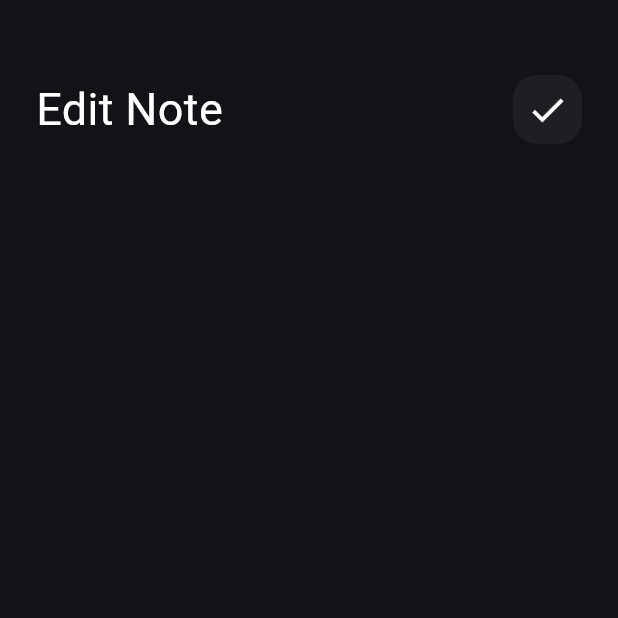
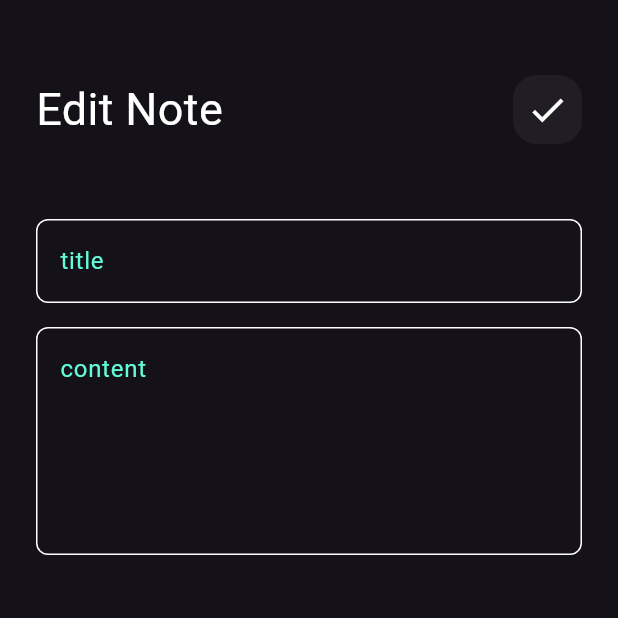
Before and after one commit to MohamedAliShaltoot/My_Notes_App_Flutter, a Flutter app: the EditNoteView screen opened directly, on a phone screen of 412 x 824 dp, the top half of it. Run offline on Flutter 3.47's test engine with Material 3 defaults, Android fonts, the phone set to English and light mode, and no system bars.

Commit message:
edit note view ui done

```diff
--- a/lib/widgets/custom_note_item.dart
+++ b/lib/widgets/custom_note_item.dart
@@ -11,10 +11,6 @@ class NoteItem extends StatelessWidget {
 Navigator.push(context, MaterialPageRoute(builder: (context){
 return const EditNoteView();
 }),);
-
-
-
-
 
       },
       child: Container(
--- a/lib/widgets/edit_note_view_body.dart
+++ b/lib/widgets/edit_note_view_body.dart
@@ -1,20 +1,26 @@
 import 'package:flutter/material.dart';
 import 'package:notes_app/widgets/custom_app_bar.dart';
+import 'package:notes_app/widgets/custom_text_field.dart';
 
 class EditNoteViewBody extends StatelessWidget {
   const EditNoteViewBody({super.key});
 
   @override
   Widget build(BuildContext context) {
-    return const Padding(
-      padding: EdgeInsets.symmetric(horizontal: 24),
+    return  Padding(
+      padding: const EdgeInsets.symmetric(horizontal: 24),
       child: Column(
         children: [
-          SizedBox(height: 50,),
-          CustomAppBar(
+          const SizedBox(height: 50,),
+          const CustomAppBar(
             title: "Edit Note",
             icon: Icons.check,
-          )
+          ),
+          const SizedBox(height: 50,),
+          CustomTextField(text: "title"),
+   const SizedBox(height: 16,),
+          CustomTextField(text: "content",maxLines: 5,),
+
         ],
       ),
     );
```
